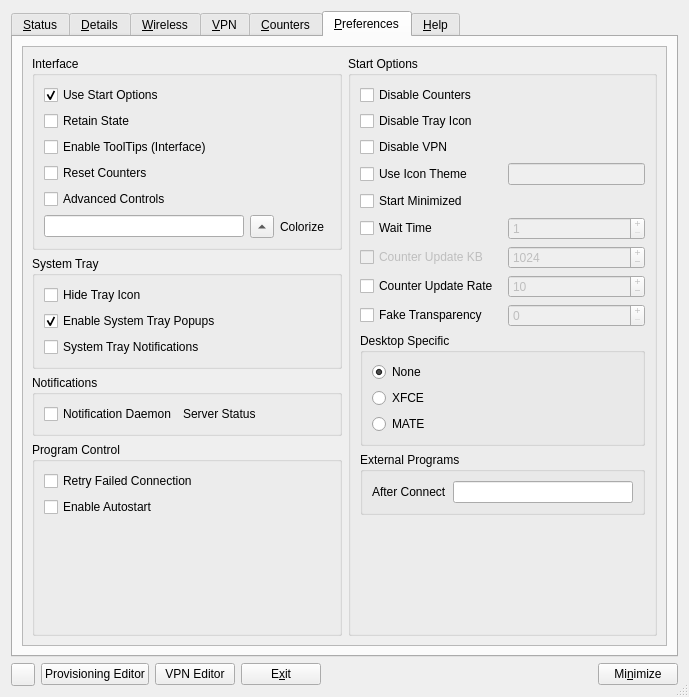
This is apps/cmstapp/code/control_box/ui/controlbox.ui in andrew-bibb/cmst as Qt 5 draws it before an edit. The edited form follows.
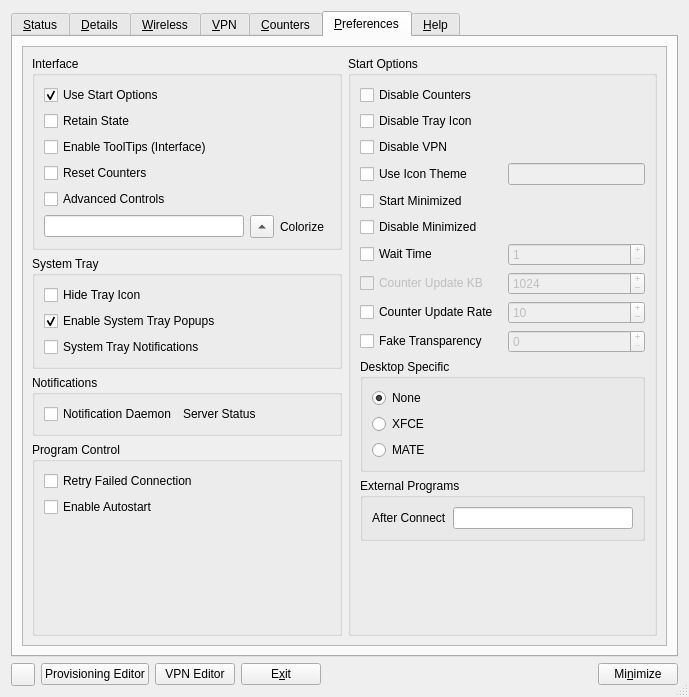
This is the edited form. The open tabs and pages were chosen to show the change.

The edit to the form file:
```diff
--- a/apps/cmstapp/code/control_box/ui/controlbox.ui
+++ b/apps/cmstapp/code/control_box/ui/controlbox.ui
@@ -1060,7 +1060,7 @@
             <x>0</x>
             <y>0</y>
             <width>633</width>
-            <height>539</height>
+            <height>561</height>
            </rect>
           </property>
           <layout class="QGridLayout" name="gridLayout_8">
@@ -1166,7 +1166,7 @@
               <string>Start Options</string>
              </property>
              <layout class="QGridLayout" name="gridLayout_9">
-              <item row="8" column="1">
+              <item row="9" column="1">
                <widget class="QSpinBox" name="spinBox_counterrate">
                 <property name="enabled">
                  <bool>false</bool>
@@ -1202,7 +1202,7 @@
                 </property>
                </widget>
               </item>
-              <item row="7" column="0">
+              <item row="8" column="0">
                <widget class="QCheckBox" name="checkBox_counterkb">
                 <property name="enabled">
                  <bool>false</bool>
@@ -1218,7 +1218,7 @@
                 </property>
                </widget>
               </item>
-              <item row="6" column="1">
+              <item row="7" column="1">
                <widget class="QSpinBox" name="spinBox_waittime">
                 <property name="enabled">
                  <bool>false</bool>
@@ -1237,7 +1237,7 @@
                 </property>
                </widget>
               </item>
-              <item row="7" column="1">
+              <item row="8" column="1">
                <widget class="QSpinBox" name="spinBox_counterkb">
                 <property name="enabled">
                  <bool>false</bool>
@@ -1289,7 +1289,7 @@
                 </property>
                </widget>
               </item>
-              <item row="6" column="0">
+              <item row="7" column="0">
                <widget class="QCheckBox" name="checkBox_waittime">
                 <property name="whatsThis">
                  <string>&lt;html&gt;&lt;head/&gt;&lt;body&gt;&lt;pre style=&quot; margin-top:12px; margin-bottom:12px; margin-left:0px; margin-right:0px; -qt-block-indent:0; text-indent:0px;&quot;&gt;&lt;span style=&quot; font-family:'Courier New,courier';&quot;&gt;Command Line Option: &lt;/span&gt;&lt;span style=&quot; font-family:'Courier New,courier'; font-weight:600;&quot;&gt;-w&lt;/span&gt;&lt;span style=&quot; font-family:'Courier New,courier';&quot;&gt; or &lt;/span&gt;&lt;span style=&quot; font-family:'Courier New,courier'; font-weight:600;&quot;&gt;--wait-time&lt;/span&gt;&lt;/pre&gt;&lt;/body&gt;&lt;/html&gt;
@@ -1311,7 +1311,7 @@
                 </property>
                </widget>
               </item>
-              <item row="8" column="0">
+              <item row="9" column="0">
                <widget class="QCheckBox" name="checkBox_counterseconds">
                 <property name="toolTip">
                  <string/>
@@ -1325,7 +1325,7 @@
                 </property>
                </widget>
               </item>
-              <item row="9" column="0">
+              <item row="10" column="0">
                <widget class="QCheckBox" name="checkBox_faketranparency">
                 <property name="toolTip">
                  <string/>
@@ -1339,7 +1339,7 @@
                 </property>
                </widget>
               </item>
-              <item row="9" column="1">
+              <item row="10" column="1">
                <widget class="QSpinBox" name="spinBox_faketransparency">
                 <property name="enabled">
                  <bool>false</bool>
@@ -1374,7 +1374,7 @@
                 </property>
                </widget>
               </item>
-              <item row="11" column="0" colspan="2">
+              <item row="12" column="0" colspan="2">
                <widget class="QGroupBox" name="groupBox_process">
                 <property name="whatsThis">
                  <string>&lt;html&gt;&lt;head/&gt;&lt;body&gt;&lt;p&gt;Programs or processes to execute after various events occur.&lt;/p&gt;&lt;p&gt;If the program or process requires command line arguments provide them here just as if you were typing at a command line.&lt;/p&gt;&lt;p&gt;Example:&lt;/p&gt;&lt;p&gt;&lt;span style=&quot; font-weight:600;&quot;&gt;/path/to/program arg1 arg2 arg3&lt;/span&gt;&lt;/p&gt;&lt;/body&gt;&lt;/html&gt;</string>
@@ -1406,7 +1406,7 @@
                 </layout>
                </widget>
               </item>
-              <item row="12" column="0">
+              <item row="13" column="0">
                <spacer name="verticalSpacer">
                 <property name="orientation">
                  <enum>Qt::Vertical</enum>
@@ -1419,7 +1419,7 @@
                 </property>
                </spacer>
               </item>
-              <item row="10" column="0" colspan="2">
+              <item row="11" column="0" colspan="2">
                <widget class="QGroupBox" name="groupBox_2">
                 <property name="whatsThis">
                  <string>&lt;html&gt;&lt;head/&gt;&lt;body&gt;&lt;p&gt;Use code specific for the selected desktop environment.&lt;/p&gt;&lt;p&gt;As of 2014.11.24 there seems to be a problem with QT5.3 and some system trays. There is code in the program to try and work around this issue, and selecting one of these buttons will invoke the code specific to the desktop.&lt;/p&gt;&lt;p&gt;If the bug gets fixed these options will remain so that start up scripts do not break, but the options will do nothing.&lt;/p&gt;&lt;/body&gt;&lt;/html&gt;</string>
@@ -1483,6 +1483,16 @@
                 </property>
                </widget>
               </item>
+              <item row="5" column="0">
+               <widget class="QCheckBox" name="checkBox_disableminimized">
+                <property name="whatsThis">
+                 <string>&lt;html&gt;&lt;head/&gt;&lt;body&gt;&lt;pre style=&quot; margin-top:12px; margin-bottom:12px; margin-left:0px; margin-right:0px; -qt-block-indent:0; text-indent:0px;&quot;&gt;&lt;span style=&quot; font-family:'Courier New,courier';&quot;&gt;Command Line Option: &lt;/span&gt;&lt;span style=&quot; font-family:'Courier New,courier'; font-weight:600;&quot;&gt;-M&lt;/span&gt;&lt;span style=&quot; font-family:'Courier New,courier';&quot;&gt; or &lt;/span&gt;&lt;span style=&quot; font-family:'Courier New,courier'; font-weight:600;&quot;&gt;--disable-minimized&lt;/span&gt;&lt;/pre&gt;&lt;p&gt;Disable the minimize button. Use when you want to have the window manager have sole control of minimizing the interface.&lt;/p&gt;&lt;/body&gt;&lt;/html&gt;</string>
+                </property>
+                <property name="text">
+                 <string>Disable Minimized</string>
+                </property>
+               </widget>
+              </item>
              </layout>
             </widget>
            </item>
```
Left out of the diff: 22 changed lines with no effect on the pictures.
